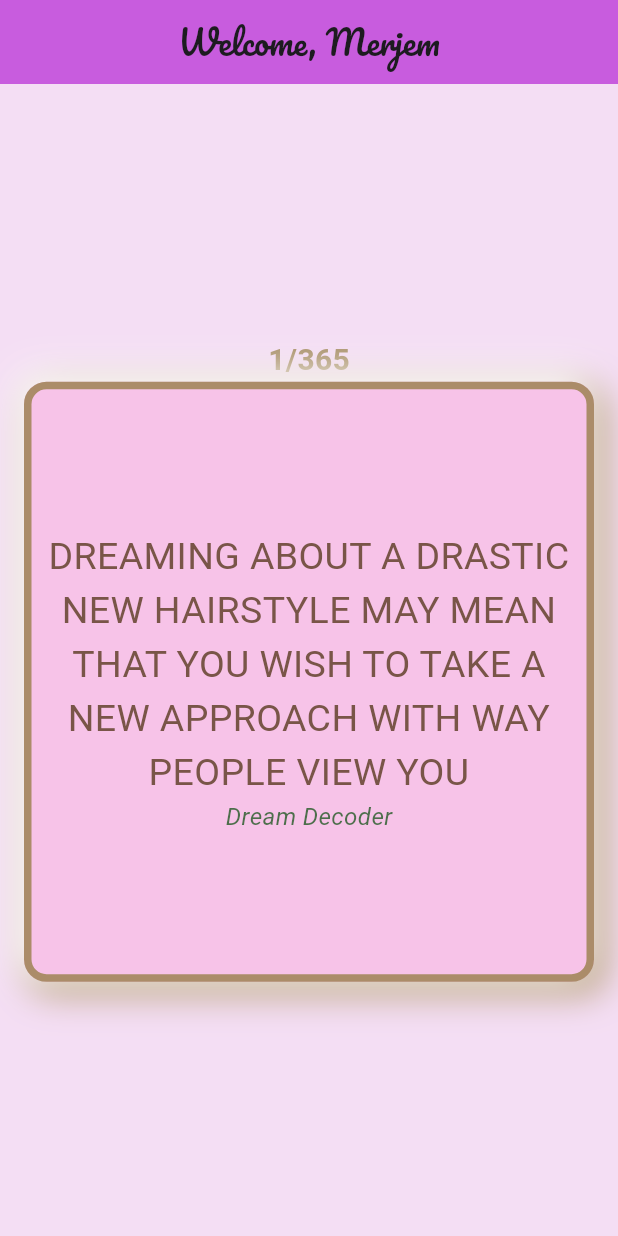
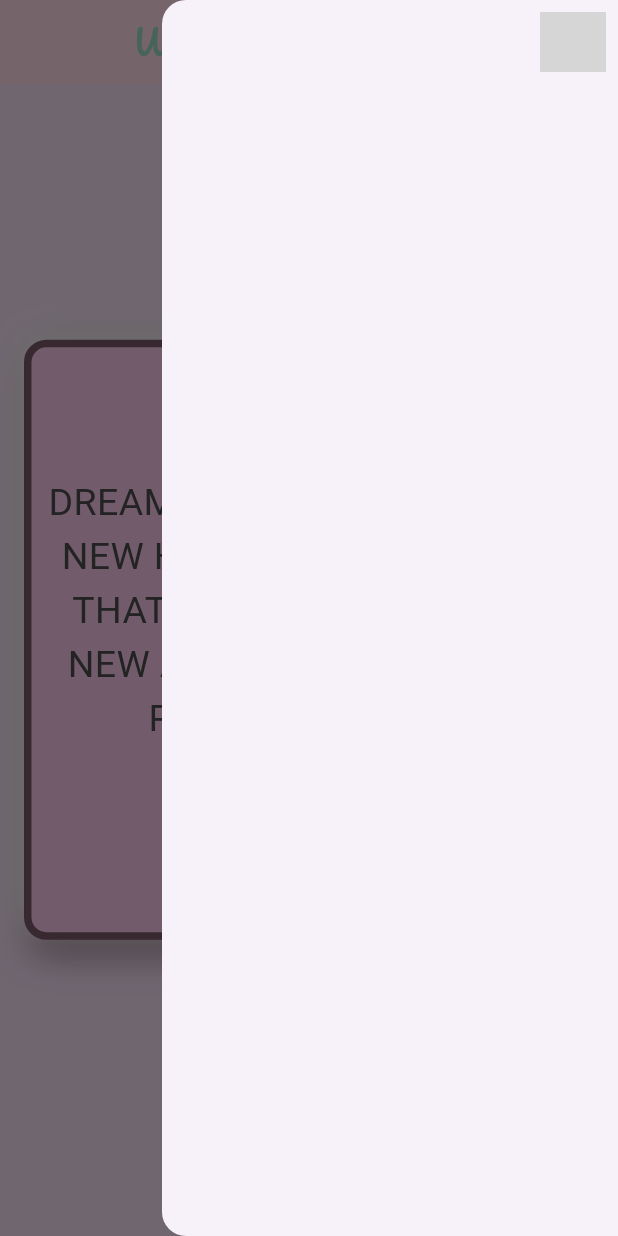
Before and after one commit to kesten10/Daily-Distractions, a Flutter app: the screen it shows after launch, with the side drawer open (before the commit the screen has no drawer), on a phone screen of 412 x 824 dp. Run offline on Flutter 3.47's test engine with Material 3 defaults, Android fonts, the phone set to English and light mode, and no system bars; Roboto replaces fonts that are missing (Prociono); grey boxes are pictures that could not be loaded.

Commit message:
front page layout

```diff
--- a/lib/main.dart
+++ b/lib/main.dart
@@ -1,98 +1,60 @@
 import 'package:flutter/material.dart';
+import 'package:daily_distrection/navbar.dart';
+import 'quote.dart';
 
 void main() {
-  runApp(
-    MaterialApp(
+  runApp(MaterialApp(
     home: Scaffold(
+        endDrawer: NavBar(),
         appBar: AppBar(
-          backgroundColor: Color.fromARGB(255, 200, 92, 222),
-          title: Center
-          (child: Text(
+          backgroundColor: Color.fromRGBO(254, 220, 234, 1),
+          title: Center(
+              child: Text(
             'Welcome, Merjem',
             style: TextStyle(
               fontFamily: 'Pacifico',
+              color: Color.fromRGBO(152, 217, 194, 1), //not sure about colors
             ),
-
-          )
+          )),
+          actions: [
+            Builder(
+                builder: (context) => InkWell(
+                    onTap: () => Scaffold.of(context).openEndDrawer(),
+                    child: Container(
+                      height: 60,
+                      width: 60,
+                      decoration: const BoxDecoration(
+                          borderRadius: BorderRadius.all(Radius.circular(100))),
+                      child: Padding(
+                        padding: EdgeInsets.all(8.0),
+                        child: ClipRRect(
+                          borderRadius: BorderRadius.all(Radius.circular(100)),
+                          child: Image.asset('assets/images/menu-img.png'),
                         ),
                       ),
+                    )))
+          ],
+        ),
         backgroundColor: Color.fromARGB(255, 244, 222, 244),
-        body: const Center(
+        body: Center(
             child: Column(
           mainAxisAlignment: MainAxisAlignment.center,
           children: [
-              Text(
-                    "1/365",
+            Text("1/365",
                 style: TextStyle(
-                      color: Color.fromARGB(200, 150, 125, 70),
+                  color: Color.fromRGBO(123, 89, 107, 1),
                   fontSize: 20,
                   fontWeight: FontWeight.bold,
+                )),
+            SizedBox(height: 20),
+            MainPart(),
+            IconButton(
+              onPressed: () {},
+              iconSize: 60,
+              icon: Icon(Icons.favorite_border,
+                  color: Color.fromARGB(255, 247, 160, 244)),
             )
-                    ),
-              MainPart(),
           ],
-          )
-          )
-          )
-      ,)
-  );
+        ))),
+  ));
 }
-
-class MainPart extends StatelessWidget {
-  const MainPart({super.key});
-
-  @override
-  Widget build(BuildContext context) {
-    return Container(
-            //alignment: Alignment.topCenter,
-            height: 400,
-            width: 380,
-            decoration: BoxDecoration(
-              border: Border.all(
-                color: Color.fromARGB(200, 150, 125, 70),
-                width: 5,
-              ),
-              borderRadius: BorderRadius.circular(15),
-               boxShadow: [
-                    BoxShadow(
-                      color: Color.fromARGB(199, 154, 127, 69),
-                      offset: const Offset(
-                        5.0,
-                        5.0,
-                      ),
-                      blurRadius: 20.0,
-                      spreadRadius: 2.0,
-                    ), //BoxShadow
-                    BoxShadow(
-                      color: Colors.white,
-                      offset: const Offset(-4.0, -4.0),
-                      blurRadius: 20.0,
-                      spreadRadius: 2.0,
-                    ), //BoxShadow
-                  ],
-              color: const Color.fromARGB(255, 247, 195, 232),
-            ),
-            child: Column(
-              mainAxisAlignment: MainAxisAlignment.center,
-              children: [
-                Text(
-                  "DREAMING ABOUT A DRASTIC NEW HAIRSTYLE MAY MEAN THAT YOU WISH TO TAKE A NEW APPROACH WITH WAY PEOPLE VIEW YOU",
-                  textAlign: TextAlign.center,
-                  style: TextStyle(
-                    color: Colors.brown,
-                    fontSize: 25,
-                  )
-                  ),
-                  Text(
-                  "Dream Decoder",
-                  style: TextStyle(
-                    color: const Color.fromARGB(201, 31, 87, 33),
-                    fontSize: 16,
-                    fontStyle: FontStyle.italic,
-                  )
-                  ),
-              ],
-            ),
-          );
-  }
-}
--- /dev/null
+++ b/lib/navbar.dart
@@ -0,0 +1,12 @@
+import 'package:flutter/material.dart';
+
+class NavBar extends StatelessWidget {
+  const NavBar({super.key});
+
+  @override
+  Widget build(BuildContext context) {
+    return Drawer(
+      //inside nav bar staff like log in, favorits, etc
+    );
+  }
+}
--- /dev/null
+++ b/lib/quote.dart
@@ -0,0 +1,59 @@
+import 'package:flutter/material.dart';
+
+class MainPart extends StatelessWidget {
+  const MainPart({super.key});
+
+  @override
+  Widget build(BuildContext context) {
+    return Container(
+      //alignment: Alignment.topCenter,
+      height: 400,
+      width: 380,
+      decoration: BoxDecoration(
+        border: Border.all(
+          color: Color.fromRGBO(123, 89, 107, 1),
+          width: 5,
+        ),
+        borderRadius: BorderRadius.circular(15),
+        boxShadow: [
+          BoxShadow(
+            color: Color.fromRGBO(123, 89, 107, 1),
+            offset: const Offset(
+              5.0,
+              5.0,
+            ),
+            blurRadius: 20.0,
+            spreadRadius: 2.0,
+          ), //BoxShadow
+          BoxShadow(
+            color: Colors.white,
+            offset: const Offset(-4.0, -4.0),
+            blurRadius: 20.0,
+            spreadRadius: 2.0,
+          ), //BoxShadow
+        ],
+        color: const Color.fromARGB(255, 248, 201, 234),
+      ),
+      child: Column(
+        mainAxisAlignment: MainAxisAlignment.center,
+        children: [
+          Text(
+              "DREAMING ABOUT A DRASTIC NEW HAIRSTYLE MAY MEAN THAT YOU WISH TO TAKE A NEW APPROACH WITH WAY PEOPLE VIEW YOU",
+              textAlign: TextAlign.center,
+              style: TextStyle(
+                fontFamily: 'Prociono',
+                color: Color.fromRGBO(77, 77, 77, 1),
+                fontSize: 25,
+              )),
+          SizedBox(height: 15),
+          Text("Dream Decoder",
+              style: TextStyle(
+                color: const Color.fromARGB(201, 31, 87, 33),
+                fontSize: 16,
+                fontStyle: FontStyle.italic,
+              )),
+        ],
+      ),
+    );
+  }
+}
--- a/pubspec.yaml
+++ b/pubspec.yaml
@@ -59,8 +59,8 @@ flutter:
   uses-material-design: true
 
   # To add assets to your application, add an assets section, like this:
-  # assets:
-  #   - images/a_dot_burr.jpeg
+  assets:
+    - assets\images\menu-img.png
   #   - images/a_dot_ham.jpeg
 
   # An image asset can refer to one or more resolution-specific "variants", see
@@ -78,6 +78,7 @@ flutter:
     - family: Pacifico
       fonts:
         - asset: assets/fonts/Pacifico-Regular.ttf
+        - asset: assets/fonts/Prociono-Regular.ttf
   #       - asset: fonts/Schyler-Italic.ttf
   #         style: italic
   #   - family: Trajan Pro
```
Also changed, not shown: assets/fonts/Prociono-Regular.ttf (added), assets/images/menu-img.png (added), assets/images/menu-png.png (added). Lines whose indentation alone changed are shown as unchanged.
